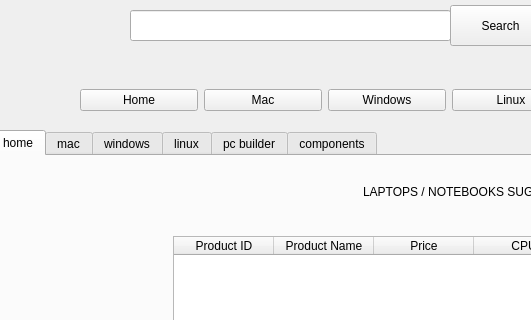
First picture: the form in ui/mainwindow.ui, repository CCNY-CSC322-SDE/Comp_Online_Store, before the edit; both pictures show x 0 to 531 and y 0 to 320 of the 1000 by 750 pixel window.
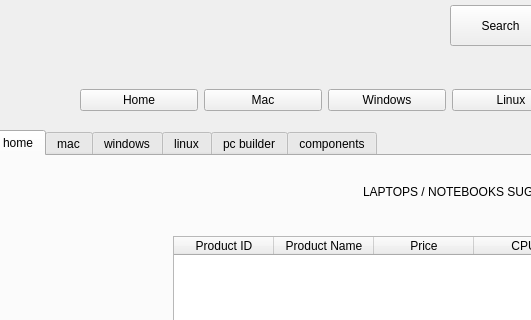
Second picture: the form after the edit. Icons and pictures are not drawn.

Commit message: First version of search/filter systems

Patch:
```diff
--- a/ui/mainwindow.ui
+++ b/ui/mainwindow.ui
@@ -14,16 +14,6 @@
    <string>Online Computer Store</string>
   </property>
   <widget class="QWidget" name="centralwidget">
-   <widget class="QLineEdit" name="lineEditSearchBox">
-    <property name="geometry">
-     <rect>
-      <x>130</x>
-      <y>10</y>
-      <width>321</width>
-      <height>31</height>
-     </rect>
-    </property>
-   </widget>
    <widget class="QPushButton" name="pushButtonSearch">
     <property name="geometry">
      <rect>
```
Left out of the diff: 2 changed lines with no effect on the pictures. The commit also changes 5 other files.
